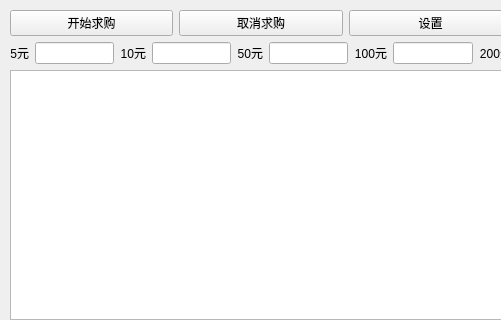
Qt form main/mainwindow.ui (kinglon/coupon) before a commit; both pictures show x 0 to 501 and y 0 to 320 of the 861 by 522 pixel window.
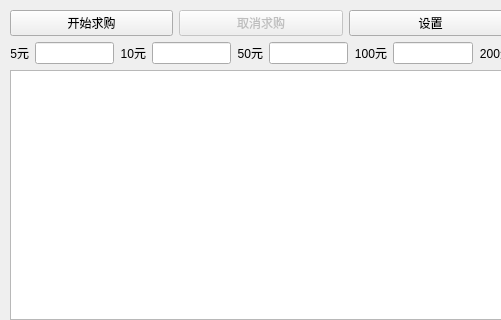
The same form after that commit.

Commit message: 主界面实现

```diff
--- a/main/mainwindow.ui
+++ b/main/mainwindow.ui
@@ -35,6 +35,9 @@
        </item>
        <item>
         <widget class="QPushButton" name="cancelBuyButton">
+         <property name="enabled">
+          <bool>false</bool>
+         </property>
          <property name="text">
           <string>取消求购</string>
          </property>
```
Left out of the diff: 2 changed lines with no effect on the pictures. The commit also changes 5 other files.
